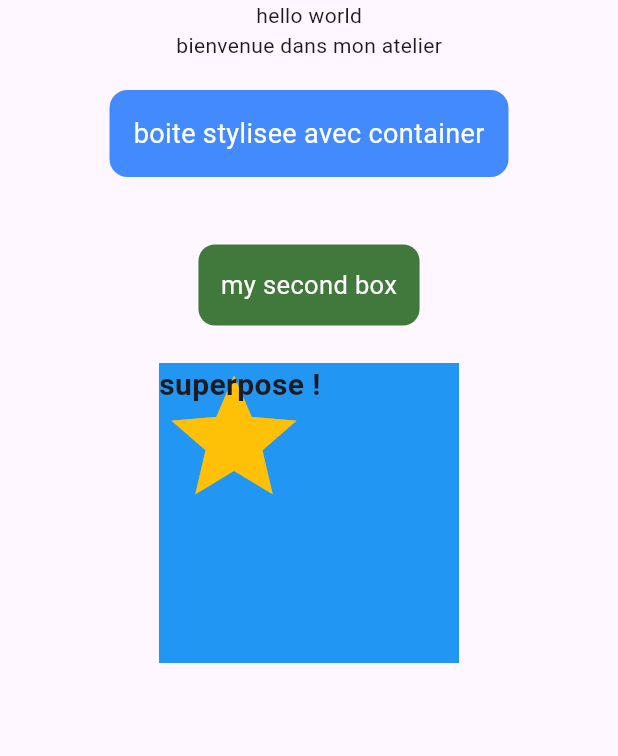
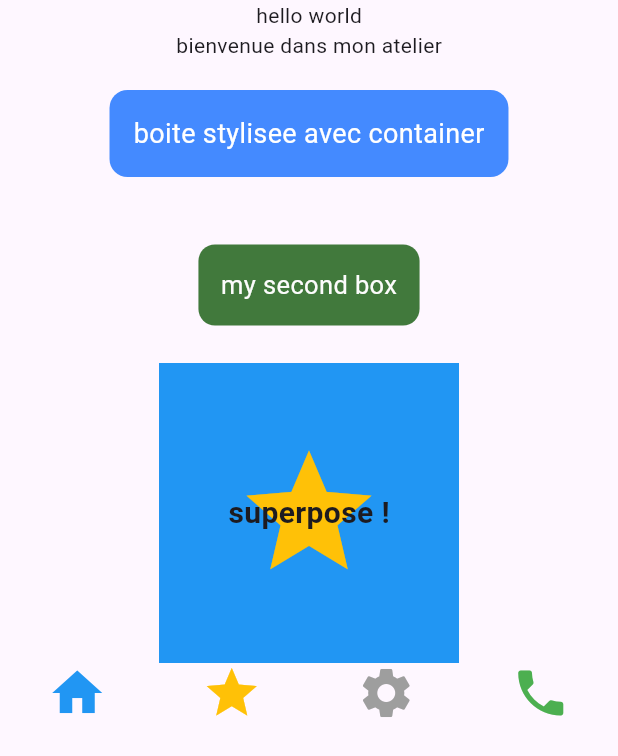
Before and after one commit to massi9313/Developpement-d-application, a Flutter app: the screen it shows after launch, on a phone screen of 412 x 824 dp. Shown: the top 756 px of the screen. Run offline on Flutter 3.47's test engine with Material 3 defaults, Android fonts, the phone set to English and light mode, and no system bars.

Commit message:
ajout d'une row avec 4 icones

```diff
--- a/lib/main.dart
+++ b/lib/main.dart
@@ -40,12 +40,22 @@ class MainApp extends StatelessWidget {
                      ),
                     ),
                     Stack(
-                      alignment: Alignment.topLeft,
+                      alignment: Alignment.center,
                       children: [
                         Container(width: 200, height: 200, color: Colors.blue,),
                         Icon(Icons.star, size: 100, color: Colors.amber),
                         Text("superpose !",
                         style: TextStyle(fontSize: 20, fontWeight: FontWeight.bold),)
+                      ],
+                    ),
+                    Row(
+                      mainAxisAlignment: MainAxisAlignment.spaceAround,
+                      crossAxisAlignment: CrossAxisAlignment.center,
+                      children: [
+                        Icon(Icons.home, color: Colors.blue, size: 40),
+                        Icon(Icons.star, color: Colors.amber, size: 40),
+                        Icon(Icons.settings,color: Colors.grey, size: 40),
+                        Icon(Icons.phone, color: Colors.green, size: 40,)
                       ],
                     )
             ],
```
